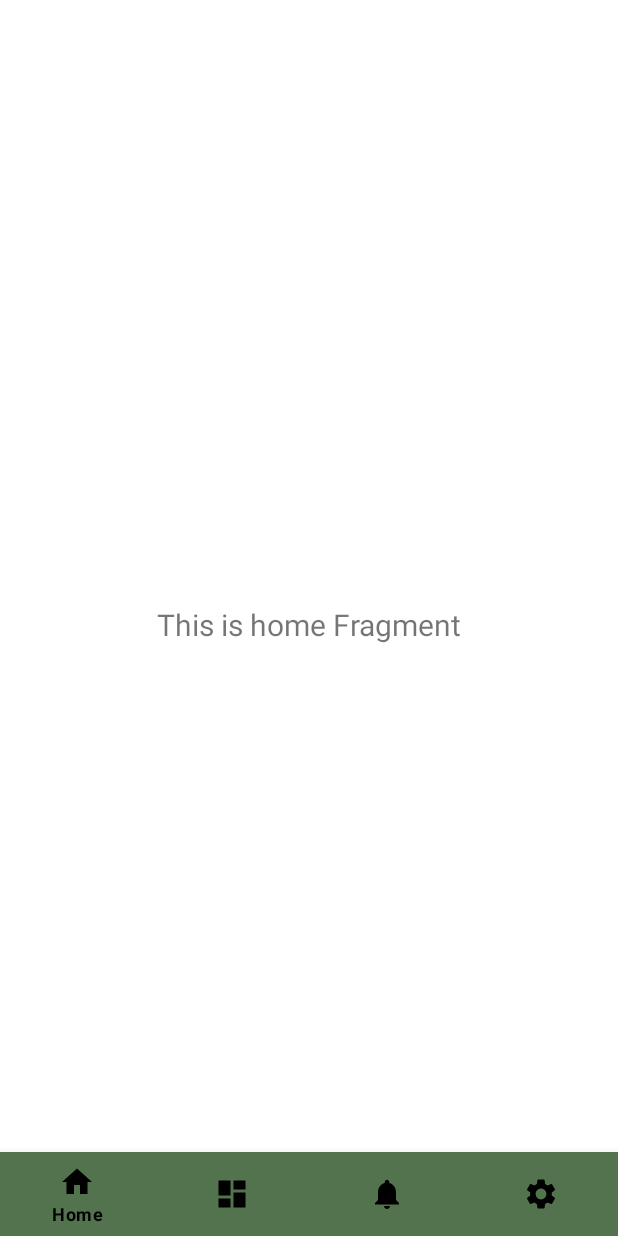
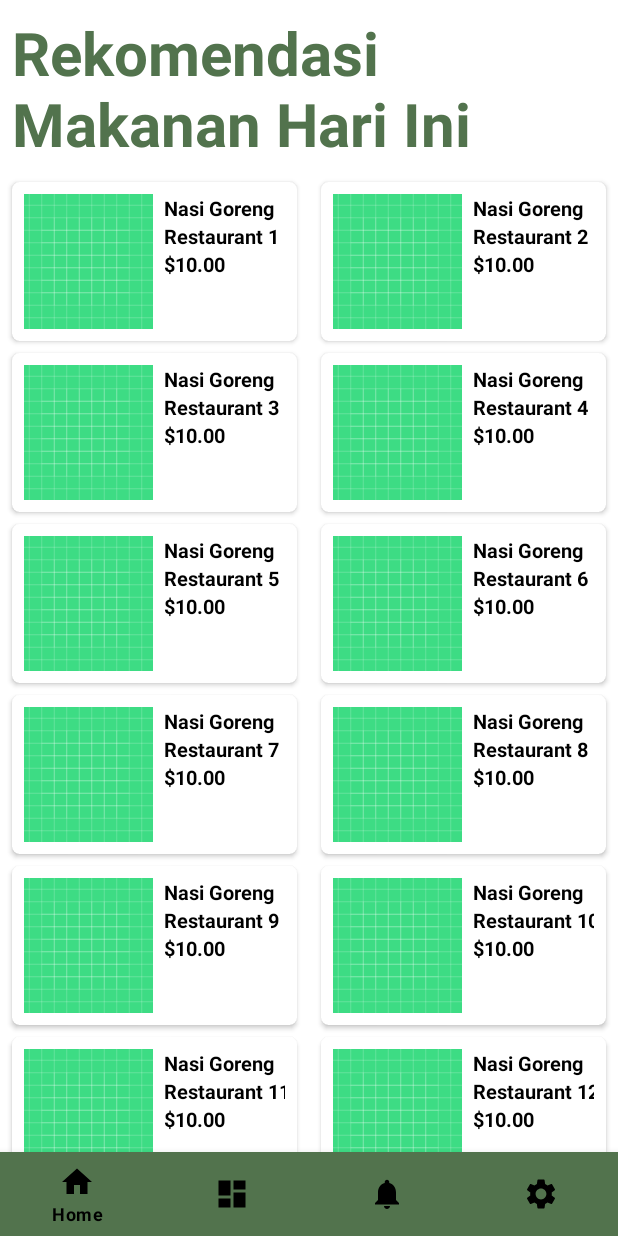
Before and after one commit to Peduli-Pangan-Bangkit-2023/Peduli-Pangan-Android, an Android app: the HomeFragment screen opened directly, with no data from a screen before it, on a phone screen of 412 x 824 dp. Run offline under Robolectric (Android 15) with nearby library versions, the phone set to English and light mode, and no system bars; our stand-ins replace navigation-ui.

Commit message:
membuat FoodAdapter, update HomeFragment dan memperbaiki layout pada ListFragment

```diff
--- /dev/null
+++ b/app/src/main/java/com/alvintio/pedulipangan/adapter/FoodAdapter.kt
@@ -0,0 +1,47 @@
+// FoodAdapter.kt
+import android.view.LayoutInflater
+import android.view.View
+import android.view.ViewGroup
+import android.widget.ImageView
+import android.widget.TextView
+import androidx.recyclerview.widget.RecyclerView
+import com.alvintio.pedulipangan.R
+import com.alvintio.pedulipangan.adapter.RestaurantAdapter
+
+class FoodAdapter(
+    private var foodList: List<String>,
+    private var restaurantAdapter: RestaurantAdapter
+) : RecyclerView.Adapter<FoodAdapter.FoodViewHolder>() {
+
+    fun updateData(newFoodList: List<String>) {
+        foodList = newFoodList
+        notifyDataSetChanged()
+    }
+
+    class FoodViewHolder(itemView: View) : RecyclerView.ViewHolder(itemView) {
+        val restaurantName: TextView = itemView.findViewById(R.id.tv_restaurant_food)
+        val restaurantPhoto: ImageView = itemView.findViewById(R.id.iv_restaurant_food)
+        val foodName: TextView = itemView.findViewById(R.id.tv_food)
+        val foodPrice: TextView = itemView.findViewById(R.id.tv_price)
+    }
+
+    override fun onCreateViewHolder(parent: ViewGroup, viewType: Int): FoodViewHolder {
+        val view = LayoutInflater.from(parent.context)
+            .inflate(R.layout.food_list, parent, false)
+        return FoodViewHolder(view)
+    }
+
+    override fun onBindViewHolder(holder: FoodViewHolder, position: Int) {
+        val currentFood = foodList[position]
+        val currentRestaurant = restaurantAdapter.getRestaurantName(position)
+
+        holder.foodName.text = currentFood
+        holder.restaurantName.text = "Nasi Goreng"
+        holder.restaurantPhoto.setImageResource(R.drawable.ic_launcher_background)
+        holder.foodPrice.text = "$10.00"
+    }
+
+    override fun getItemCount(): Int {
+        return foodList.size
+    }
+}
--- a/app/src/main/java/com/alvintio/pedulipangan/adapter/RestaurantAdapter.kt
+++ b/app/src/main/java/com/alvintio/pedulipangan/adapter/RestaurantAdapter.kt
@@ -1,4 +1,4 @@
-package com.alvintio.pedulipangan.ui.list
+package com.alvintio.pedulipangan.adapter
 
 import android.view.LayoutInflater
 import android.view.View
@@ -37,4 +37,9 @@ class RestaurantAdapter(private var restaurantList: List<String>) :
         return restaurantList.size
     }
 
+    fun getRestaurantName(position: Int): String {
+        return restaurantList[position]
+    }
+
+
 }
--- a/app/src/main/java/com/alvintio/pedulipangan/ui/dashboard/DashboardFragment.kt
+++ b/app/src/main/java/com/alvintio/pedulipangan/ui/dashboard/DashboardFragment.kt
@@ -3,13 +3,13 @@ package com.alvintio.pedulipangan.ui.dashboard
 import android.annotation.SuppressLint
 import android.os.Bundle
 import android.view.*
-import androidx.appcompat.widget.SearchView
+import android.widget.SearchView
 import androidx.fragment.app.Fragment
 import androidx.lifecycle.ViewModelProvider
 import androidx.viewpager2.widget.ViewPager2
 import com.alvintio.pedulipangan.R
 import com.alvintio.pedulipangan.databinding.FragmentDashboardBinding
-import com.alvintio.pedulipangan.ui.list.RestaurantAdapter
+import com.alvintio.pedulipangan.adapter.RestaurantAdapter
 import com.google.android.material.tabs.TabLayout
 import com.google.android.material.tabs.TabLayoutMediator
 
@@ -47,7 +47,7 @@ class DashboardFragment : Fragment() {
             }
 
             override fun onQueryTextChange(newText: String?): Boolean {
-                handleSearchQuery(newText)
+                // handleSearchQuery(newText)
                 return true
             }
         })
@@ -75,12 +75,14 @@ class DashboardFragment : Fragment() {
         _binding = null
     }
 
-    private fun handleSearchQuery(query: String?) {
+    /*private fun handleSearchQuery(query: String?) {
+        // Assuming restaurantList is a list of strings
         val filteredList = restaurantList.filter { restaurant ->
             restaurant.contains(query.orEmpty(), ignoreCase = true)
         }
 
-        adapter.updateData(filteredList)
-    }
+        // Update your adapter or perform any action based on the search query
+        // adapter.updateData(filteredList)
+    } */
 
 }
--- a/app/src/main/java/com/alvintio/pedulipangan/ui/home/HomeFragment.kt
+++ b/app/src/main/java/com/alvintio/pedulipangan/ui/home/HomeFragment.kt
@@ -1,34 +1,38 @@
 package com.alvintio.pedulipangan.ui.home
 
+import FoodAdapter
 import android.os.Bundle
 import android.view.LayoutInflater
 import android.view.View
 import android.view.ViewGroup
-import android.widget.TextView
 import androidx.fragment.app.Fragment
-import androidx.lifecycle.ViewModelProvider
+import androidx.recyclerview.widget.GridLayoutManager
 import com.alvintio.pedulipangan.databinding.FragmentHomeBinding
+import com.alvintio.pedulipangan.adapter.RestaurantAdapter
 
 class HomeFragment : Fragment() {
     private var _binding: FragmentHomeBinding? = null
     private val binding get() = _binding!!
 
     override fun onCreateView(
-        inflater: LayoutInflater,
-        container: ViewGroup?,
+        inflater: LayoutInflater, container: ViewGroup?,
         savedInstanceState: Bundle?
-    ): View {
-        val homeViewModel =
-            ViewModelProvider(this).get(HomeViewModel::class.java)
+    ): View? {
+        _binding = FragmentHomeBinding.inflate(inflater, container, false)
+        val view = binding.root
 
-        _binding = FragmentHomeBinding.inflate(inflater, container, false)
-        val root: View = binding.root
+        val restaurantList: List<String> = listOf("Restaurant 1", "Restaurant 2", "Restaurant 3",
+            "Restaurant 4", "Restaurant 5", "Restaurant 6", "Restaurant 7", "Restaurant 8",
+            "Restaurant 9", "Restaurant 10", "Restaurant 11", "Restaurant 12", "Restaurant 13",
+            "Restaurant 14", "Restaurant 15", "Restaurant 16", "Restaurant 17", "Restaurant 18")
 
-        val textView: TextView = binding.textHome
-        homeViewModel.text.observe(viewLifecycleOwner) {
-            textView.text = it
-        }
-        return root
+        val restaurantAdapter = RestaurantAdapter(restaurantList)
+        val foodAdapter = FoodAdapter(restaurantList, restaurantAdapter)
+
+        binding.recyclerView.layoutManager = GridLayoutManager(requireContext(), 2)
+        binding.recyclerView.adapter = foodAdapter
+
+        return view
     }
 
     override fun onDestroyView() {
--- a/app/src/main/java/com/alvintio/pedulipangan/ui/list/ListFragment.kt
+++ b/app/src/main/java/com/alvintio/pedulipangan/ui/list/ListFragment.kt
@@ -8,6 +8,7 @@ import android.view.ViewGroup
 import androidx.recyclerview.widget.LinearLayoutManager
 import androidx.recyclerview.widget.RecyclerView
 import com.alvintio.pedulipangan.R
+import com.alvintio.pedulipangan.adapter.RestaurantAdapter
 
 class ListFragment : Fragment() {
     override fun onCreateView(
--- /dev/null
+++ b/app/src/main/res/drawable/baseline_search_24.xml
@@ -0,0 +1,5 @@
+<vector android:height="24dp" android:tint="#52734D"
+    android:viewportHeight="24" android:viewportWidth="24"
+    android:width="24dp" xmlns:android="http://schemas.android.com/apk/res/android">
+    <path android:fillColor="@android:color/white" android:pathData="M15.5,14h-0.79l-0.28,-0.27C15.41,12.59 16,11.11 16,9.5 16,5.91 13.09,3 9.5,3S3,5.91 3,9.5 5.91,16 9.5,16c1.61,0 3.09,-0.59 4.23,-1.57l0.27,0.28v0.79l5,4.99L20.49,19l-4.99,-5zM9.5,14C7.01,14 5,11.99 5,9.5S7.01,5 9.5,5 14,7.01 14,9.5 11.99,14 9.5,14z"/>
+</vector>
--- /dev/null
+++ b/app/src/main/res/drawable/custom_background.xml
@@ -0,0 +1,10 @@
+<?xml version="1.0" encoding="utf-8"?>
+<shape xmlns:android="http://schemas.android.com/apk/res/android"
+    android:shape="rectangle">
+
+    <solid android:color="@color/white" />
+    <stroke
+        android:width="1dp"
+        android:color="@color/dark_green"/>
+    <corners android:radius="8dp" />
+</shape>
--- /dev/null
+++ b/app/src/main/res/layout/food_list.xml
@@ -0,0 +1,75 @@
+<?xml version="1.0" encoding="utf-8"?>
+<androidx.cardview.widget.CardView xmlns:android="http://schemas.android.com/apk/res/android"
+    xmlns:card_view="http://schemas.android.com/apk/res-auto"
+    android:layout_width="match_parent"
+    android:layout_height="wrap_content"
+    android:layout_gravity="center"
+    android:layout_marginLeft="8dp"
+    android:layout_marginTop="4dp"
+    android:layout_marginRight="8dp"
+    android:layout_marginBottom="4dp"
+    card_view:cardCornerRadius="5dp">
+
+    <androidx.constraintlayout.widget.ConstraintLayout
+        android:layout_width="match_parent"
+        android:layout_height="wrap_content"
+        android:padding="8dp">
+
+        <RelativeLayout
+            android:id="@+id/topLayout"
+            android:layout_width="200dp"
+            android:layout_height="wrap_content"
+            card_view:layout_constraintEnd_toEndOf="parent"
+            card_view:layout_constraintStart_toStartOf="parent"
+            card_view:layout_constraintTop_toTopOf="parent">
+
+            <ImageView
+                android:id="@+id/iv_restaurant_food"
+                android:layout_width="90dp"
+                android:layout_height="90dp"
+                android:layout_marginStart="8dp"
+                android:src="@drawable/ic_launcher_background" />
+
+            <TextView
+                android:id="@+id/tv_restaurant_food"
+                android:layout_width="wrap_content"
+                android:layout_height="wrap_content"
+                android:layout_gravity="center"
+                android:layout_marginStart="7dp"
+                android:layout_toEndOf="@id/iv_restaurant_food"
+                android:text="@string/restaurant_dummy"
+                android:textColor="@color/black"
+                android:textSize="13sp"
+                android:textStyle="bold" />
+
+            <TextView
+                android:id="@+id/tv_food"
+                android:layout_width="wrap_content"
+                android:layout_height="wrap_content"
+                android:layout_gravity="center"
+                android:layout_marginStart="7dp"
+                android:layout_toEndOf="@id/iv_restaurant_food"
+                android:text="@string/food_dummy"
+                android:textColor="@color/black"
+                android:textSize="13sp"
+                android:textStyle="bold"
+                android:layout_below="@id/tv_restaurant_food"/>
+
+            <TextView
+                android:id="@+id/tv_price"
+                android:layout_width="wrap_content"
+                android:layout_height="wrap_content"
+                android:layout_below="@id/tv_food"
+                android:layout_gravity="center"
+                android:layout_marginStart="7dp"
+                android:layout_toEndOf="@id/iv_restaurant_food"
+                android:text="@string/price_dummy"
+                android:textColor="@color/black"
+                android:textSize="13sp"
+                android:textStyle="bold" />
+
+        </RelativeLayout>
+
+    </androidx.constraintlayout.widget.ConstraintLayout>
+
+</androidx.cardview.widget.CardView>
--- a/app/src/main/res/layout/fragment_dashboard.xml
+++ b/app/src/main/res/layout/fragment_dashboard.xml
@@ -27,12 +27,14 @@
             app:cardCornerRadius="8dp"
             app:cardElevation="8dp">
 
-            <androidx.appcompat.widget.SearchView
+            <SearchView
                 android:id="@+id/searchView"
                 android:layout_width="match_parent"
                 android:layout_height="wrap_content"
+                android:queryHint="Search for food"
                 android:iconifiedByDefault="false"
-                android:queryHint="Search for food" />
+                android:elevation="5dp"
+                android:background="@drawable/custom_background"/>
 
         </androidx.cardview.widget.CardView>
 
@@ -49,6 +51,7 @@
                 android:id="@+id/filterButton"
                 android:layout_width="wrap_content"
                 android:layout_height="50dp"
+                android:background="@drawable/custom_background"
                 android:src="@drawable/baseline_filter_list" />
 
         </androidx.cardview.widget.CardView>
--- a/app/src/main/res/layout/fragment_home.xml
+++ b/app/src/main/res/layout/fragment_home.xml
@@ -7,16 +7,31 @@
     tools:context=".ui.home.HomeFragment">
 
     <TextView
-        android:id="@+id/text_home"
-        android:layout_width="match_parent"
+        android:id="@+id/tv_title_home"
+        android:layout_width="wrap_content"
         android:layout_height="wrap_content"
-        android:layout_marginStart="8dp"
-        android:layout_marginTop="8dp"
-        android:layout_marginEnd="8dp"
-        android:textAlignment="center"
-        android:textSize="20sp"
+        android:text="@string/rekomendasi_makanan"
+        android:textColor="@color/dark_green"
+        android:textSize="40sp"
+        android:textStyle="bold"
+        android:padding="8dp"
         app:layout_constraintBottom_toBottomOf="parent"
         app:layout_constraintEnd_toEndOf="parent"
+        app:layout_constraintHorizontal_bias="0.0"
         app:layout_constraintStart_toStartOf="parent"
-        app:layout_constraintTop_toTopOf="parent" />
+        app:layout_constraintTop_toTopOf="parent"
+        app:layout_constraintVertical_bias="0.0" />
+
+    <androidx.recyclerview.widget.RecyclerView
+        android:id="@+id/recyclerView"
+        android:layout_width="0dp"
+        android:layout_height="0dp"
+        tools:listitem="@layout/food_list"
+        app:layout_constraintTop_toBottomOf="@id/tv_title_home"
+        app:layout_constraintStart_toStartOf="parent"
+        app:layout_constraintEnd_toEndOf="parent"
+        app:layout_constraintBottom_toBottomOf="parent"/>
+
+
+
 </androidx.constraintlayout.widget.ConstraintLayout>
--- a/app/src/main/res/values/strings.xml
+++ b/app/src/main/res/values/strings.xml
@@ -47,4 +47,7 @@
     <string name="list_dashboard">List</string>
     <string name="map_dashboard">Map</string>
     <string name="title_activity_maps">MapsActivity</string>
+    <string name="rekomendasi_makanan">Rekomendasi Makanan Hari Ini</string>
+    <string name="food_dummy">Nasi Goreng</string>
+    <string name="price_dummy">Rp15.000</string>
 </resources>
```
Also changed, not shown: app/src/main/res/drawable/baseline_filter_list.jpg (deleted), app/src/main/res/drawable/baseline_filter_list.png (added).
